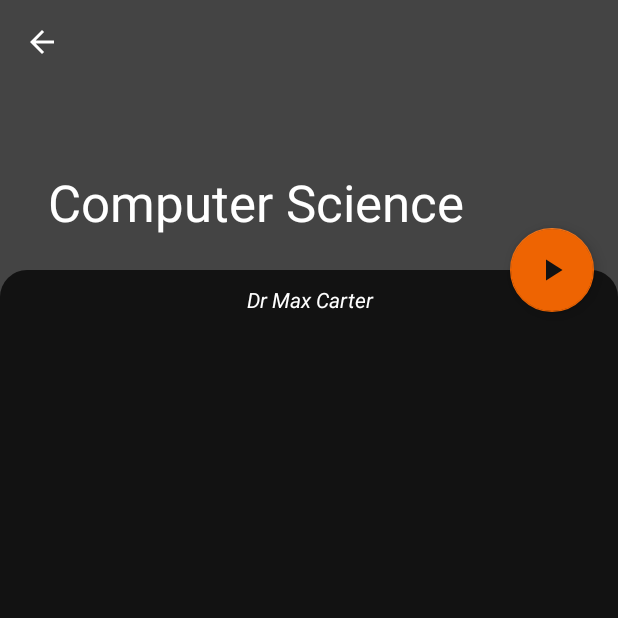
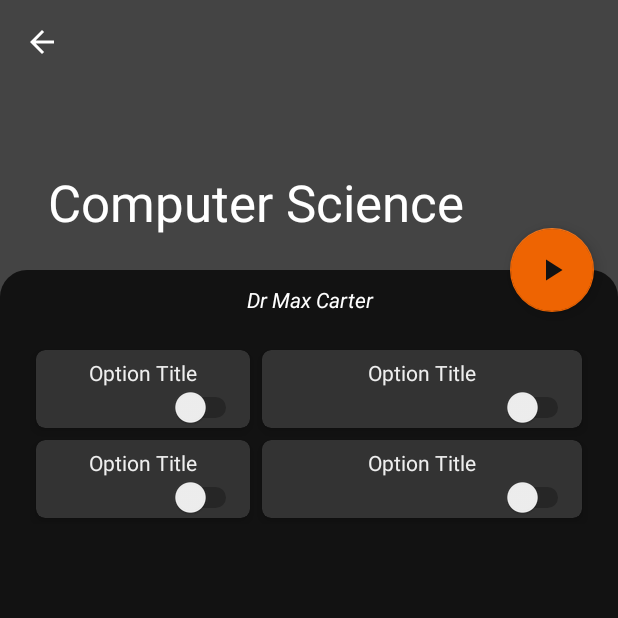
Before and after one commit to maxc-dev/ShufflerX, an Android app: the screen it shows after launch (SetupActivity), after a tap on "SHUFFLE", on a phone screen of 412 x 824 dp, the top half of it. Run offline under Robolectric (Android 15) with nearby library versions, the phone set to English and light mode, and no system bars.

Commit message:
Started adding grid layout for options

```diff
--- a/app/src/main/res/layout/content_setup.xml
+++ b/app/src/main/res/layout/content_setup.xml
@@ -31,7 +31,37 @@
             android:layout_height="wrap_content"
             app:layout_constraintTop_toBottomOf="@id/info_author"
             app:layout_constraintStart_toStartOf="parent"
-            app:layout_constraintEnd_toEndOf="parent">
+            app:layout_constraintEnd_toEndOf="parent"
+            android:columnCount="2"
+            android:rowCount="2"
+            android:alignmentMode="alignBounds"
+            android:useDefaultMargins="true"
+            android:columnOrderPreserved="true"
+            android:padding="20dp">
+
+            <include layout="@layout/option_card"
+                android:layout_columnWeight="1"
+                android:layout_rowWeight="1"
+                android:layout_height="wrap_content"
+                android:layout_width="wrap_content" />
+
+            <include layout="@layout/option_card"
+                android:layout_columnWeight="2"
+                android:layout_rowWeight="1"
+                android:layout_height="wrap_content"
+                android:layout_width="wrap_content" />
+
+            <include layout="@layout/option_card"
+                android:layout_columnWeight="1"
+                android:layout_rowWeight="2"
+                android:layout_height="wrap_content"
+                android:layout_width="wrap_content" />
+
+            <include layout="@layout/option_card"
+                android:layout_columnWeight="2"
+                android:layout_rowWeight="2"
+                android:layout_height="wrap_content"
+                android:layout_width="wrap_content" />
 
             <!-- TODO:
              Insert card views for the following options:
--- /dev/null
+++ b/app/src/main/res/layout/option_card.xml
@@ -0,0 +1,47 @@
+<?xml version="1.0" encoding="utf-8"?>
+<androidx.cardview.widget.CardView xmlns:app="http://schemas.android.com/apk/res-auto"
+    xmlns:android="http://schemas.android.com/apk/res/android"
+    android:layout_width="match_parent"
+    android:layout_height="wrap_content"
+    xmlns:tools="http://schemas.android.com/tools"
+    app:cardCornerRadius="6dp"
+    app:cardBackgroundColor="@color/colorSurface"
+    app:cardElevation="5dp"
+    android:layout_marginBottom="16dp"
+    android:layout_marginStart="16dp"
+    android:layout_marginEnd="16dp"
+    tools:showIn="@layout/content_setup"
+    android:layout_margin="6dp">
+
+    <androidx.constraintlayout.widget.ConstraintLayout
+        android:layout_width="match_parent"
+        android:layout_height="match_parent">
+
+        <TextView
+            android:id="@+id/option_title"
+            android:layout_width="match_parent"
+            android:layout_height="wrap_content"
+            android:text="Option Title"
+            android:textAlignment="center"
+            android:layout_marginTop="5dp"
+            android:textColor="@color/colorOnSurface"
+            app:layout_constraintTop_toTopOf="parent"
+            app:layout_constraintStart_toStartOf="parent"
+            app:layout_constraintEnd_toEndOf="parent"/>
+
+        <Switch
+            android:id="@+id/option_switch"
+            android:layout_width="match_parent"
+            android:layout_height="wrap_content"
+            android:textColor="@color/colorOnSurfaceSub"
+            android:textStyle="italic"
+            android:layout_marginBottom="5dp"
+            android:layout_marginStart="5dp"
+            android:enabled="true"
+            android:layout_marginEnd="5dp"
+            app:layout_constraintTop_toBottomOf="@id/option_title"
+            app:layout_constraintStart_toStartOf="parent"
+            app:layout_constraintEnd_toEndOf="parent"/>
+
+    </androidx.constraintlayout.widget.ConstraintLayout>
+</androidx.cardview.widget.CardView>
--- a/app/src/main/res/values/styles.xml
+++ b/app/src/main/res/values/styles.xml
@@ -37,4 +37,9 @@
         <item name="android:textColor">@color/colorOnBackground</item>
         <item name="android:textSize">14sp</item>
     </style>
+
+    <style name="TextOnSurface">
+        <item name="android:textColor">@color/colorOnSurface</item>
+        <item name="android:textSize">16sp</item>
+    </style>
 </resources>
```
